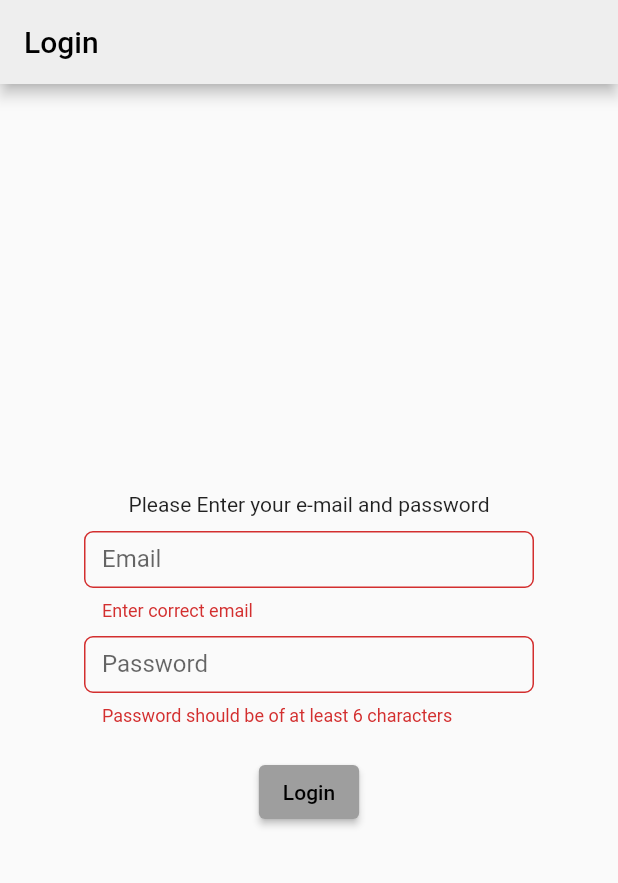
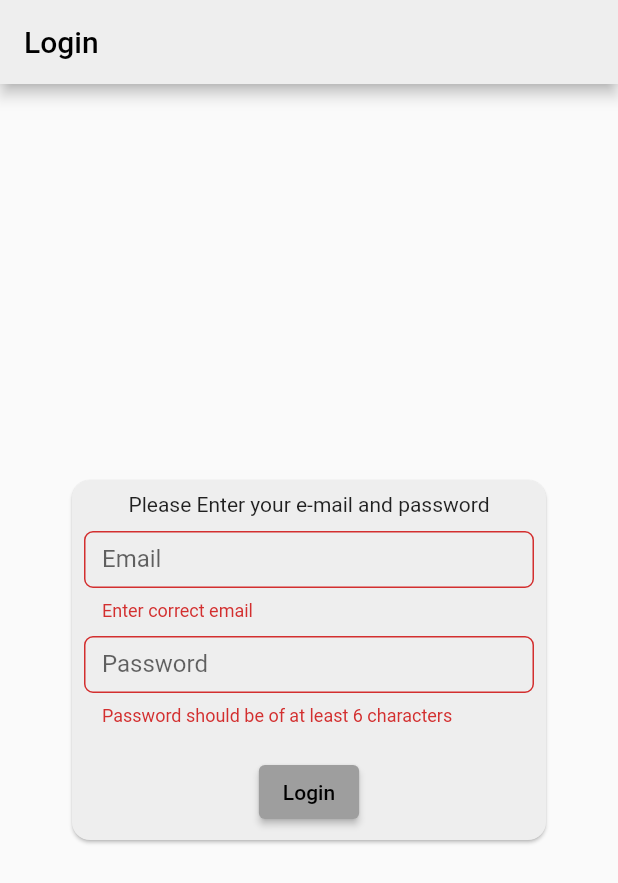
Before and after one commit to aifrosals/monopoly, a Flutter app: the AdminLogin screen opened directly, after a tap on "Login", on a phone screen of 412 x 824 dp. Shown: the top 883 px of the screen. Run offline on Flutter 3.47's test engine with Material 2 defaults, Android fonts, the phone set to English and light mode, and no system bars; our stand-ins replace audioplayers, connectivity, socket_io_client; missing offline and left inert: flutter_cube.

Commit message:
admin dashboard

```diff
--- a/lib/api/api_constants.dart
+++ b/lib/api/api_constants.dart
@@ -1,6 +1,6 @@
 class ApiConstants {
-  static const String domain = 'http://172.168.1.109:3000/';
-  static const String socketPoint = 'http://172.168.1.109:3000/';
+  static const String domain = 'http://192.168.10.9:3000/';
+  static const String socketPoint = 'http://192.168.10.9:3000/';
 
   // static const String domain = 'https://desolate-sierra-90130.herokuapp.com/';
   // static const String socketPoint =
--- a/lib/web/admin/admin_app.dart
+++ b/lib/web/admin/admin_app.dart
@@ -1,4 +1,5 @@
 import 'package:flutter/material.dart';
+import 'package:monopoly/web/admin/pages/admin_dashboard.dart';
 import 'package:monopoly/web/admin/pages/admin_login.dart';
 
 class AdminApp extends StatelessWidget {
@@ -14,7 +15,8 @@ class AdminApp extends StatelessWidget {
           ),
           primarySwatch: Colors.grey,
         ),
-      home: const AdminLogin(),
-    );
+        initialRoute: AdminLogin.route,
+        routes: {AdminDashboard.route: (context) => const AdminDashboard()},
+        home: const AdminLogin());
   }
 }
--- a/lib/web/admin/pages/admin_login.dart
+++ b/lib/web/admin/pages/admin_login.dart
@@ -3,7 +3,11 @@ import 'package:monopoly/config/validator.dart';
 import 'package:monopoly/providers/admin_provider.dart';
 import 'package:provider/provider.dart';
 
+import 'admin_dashboard.dart';
+
 class AdminLogin extends StatefulWidget {
+  static const String route = '/adminLogin';
+
   const AdminLogin({Key? key}) : super(key: key);
 
   @override
@@ -24,6 +28,12 @@ class _AdminLoginState extends State<AdminLogin> {
       ),
       body: Center(
           child: SingleChildScrollView(
+        child: Card(
+          color: Colors.grey[200],
+          shape: const RoundedRectangleBorder(
+              borderRadius: BorderRadius.all(Radius.circular(12))),
+          child: Padding(
+            padding: const EdgeInsets.all(8.0),
             child: Form(
               key: _formKey,
               child: Column(
@@ -83,15 +93,20 @@ class _AdminLoginState extends State<AdminLogin> {
                     height: 20,
                   ),
                   ElevatedButton(
-                  onPressed: () {
+                      onPressed: () async {
                         if (_formKey.currentState != null &&
                             _formKey.currentState!.validate()) {
-                      adminProvider.login(
+                          bool res = await adminProvider.login(
                               _emailController.text, _passwordController.text);
+                          if (res) {
+                            Navigator.pushNamed(context, '/dashboard');
+                          }
                         }
                       },
                       child: const Text('Login'))
                 ],
+              ),
+            ),
           ),
         ),
       )),
```
Also changed, not shown: lib/providers/admin_provider.dart (+11 -1 lines), lib/web/admin/pages/admin_dashboard.dart (added, +40 -0 lines), 1 other file. Lines whose indentation alone changed are shown as unchanged.
